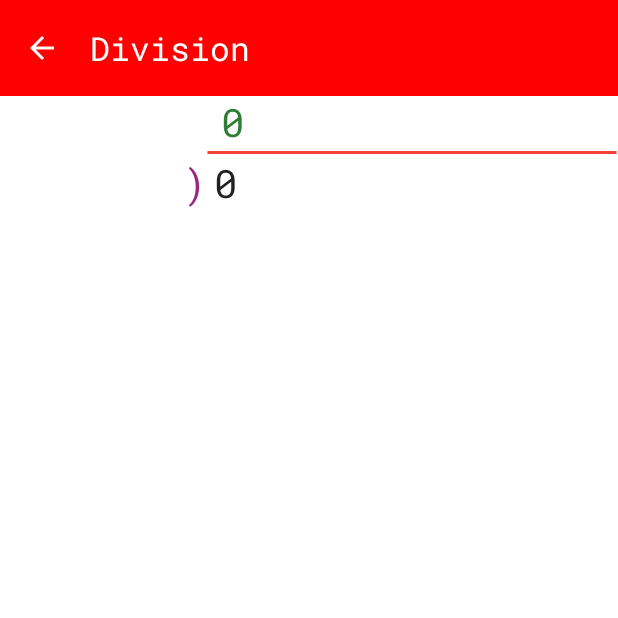
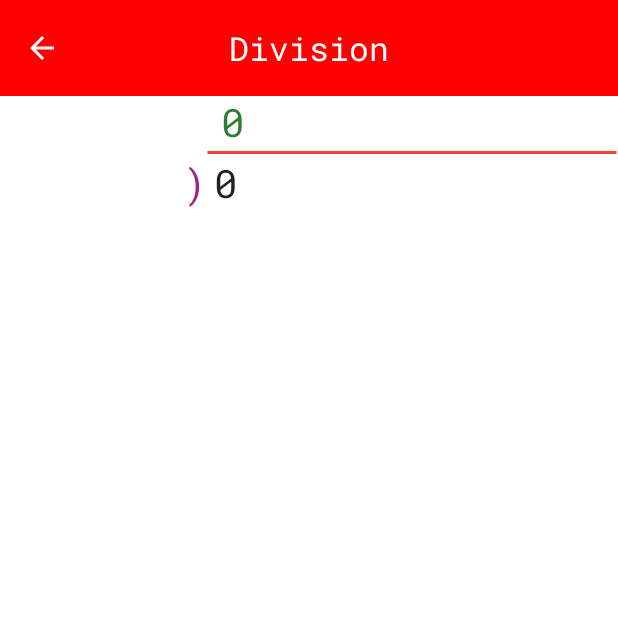
Before and after one commit to sangamesh123/MathsHomeworkApp, an Android app: the Division screen opened directly, with no data from a screen before it, after a tap on "Send", on a phone screen of 412 x 824 dp, the top half of it. Run offline under Robolectric (Android 15) with nearby library versions, the phone set to English and light mode, and no system bars; our stand-ins replace AdMob; 1 statement that could not run was skipped; 3 other taps on this screen came first.

Commit message:
Final version ready

```diff
--- a/app/src/main/java/com/infovsn/homework/Division.java
+++ b/app/src/main/java/com/infovsn/homework/Division.java
@@ -194,8 +194,8 @@
                 setContentView(R.layout.division);
                 isShowingResult = true; // now in result view
                 // Set result toolbar title for Division
-                MaterialToolbar tb = findViewById(R.id.toolbar);
-                if (tb != null) tb.setTitle(R.string.m5);
+                TextView toolbarTitle = findViewById(R.id.toolbarTitle);
+                if (toolbarTitle != null) toolbarTitle.setText(R.string.m5);
                 // Apply Roboto Mono to all TextViews in result layout
                 FontUtils.applyToActivity(Division.this);
                 at=(TextView) findViewById(R.id.txtScr);
--- a/app/src/main/res/layout/division.xml
+++ b/app/src/main/res/layout/division.xml
@@ -8,12 +8,39 @@
     <com.google.android.material.appbar.MaterialToolbar
         android:id="@+id/toolbar"
         android:layout_width="match_parent"
-        android:layout_height="?attr/actionBarSize"
+        android:layout_height="wrap_content"
+        android:minHeight="64dp"
         android:layout_alignParentTop="true"
         android:background="@color/actionBarRed"
-        app:titleTextColor="@color/white"
-        app:navigationIconTint="@color/white"
-        app:title="@string/m5" />
+        android:elevation="0dp"
+        app:titleTextColor="@android:color/white"
+        app:navigationIconTint="@android:color/white"
+        app:titleCentered="true">
+
+        <TextView
+            android:id="@+id/toolbarTitle"
+            android:layout_width="wrap_content"
+            android:layout_height="wrap_content"
+            android:layout_gravity="center"
+            android:layout_marginStart="16dp"
+            android:layout_marginEnd="16dp"
+            android:gravity="center"
+            android:background="@android:color/transparent"
+            android:paddingStart="0dp"
+            android:paddingEnd="0dp"
+            android:paddingTop="0dp"
+            android:paddingBottom="0dp"
+            android:maxLines="1"
+            android:ellipsize="end"
+            android:includeFontPadding="false"
+            android:text="@string/m5"
+            android:textColor="@android:color/white"
+            android:textSize="22sp"
+            android:fontFamily="@font/poppins_semibold"
+            android:textStyle="normal"
+            android:letterSpacing="0.05"
+            android:elevation="0dp"/>
+    </com.google.android.material.appbar.MaterialToolbar>
 
     <LinearLayout
         android:id="@+id/result_container"
```
Also changed, not shown: app/src/main/java/com/infovsn/homework/CubeRoot.java (+3 -6 lines), app/src/main/java/com/infovsn/homework/SquareRoot.java (+3 -6 lines), app/src/main/res/layout/activity_even_numbers_result.xml (+31 -4 lines), app/src/main/res/layout/activity_odd_numbers_result.xml (+31 -4 lines), app/src/main/res/layout/activity_prime_numbers_result.xml (+31 -4 lines).
